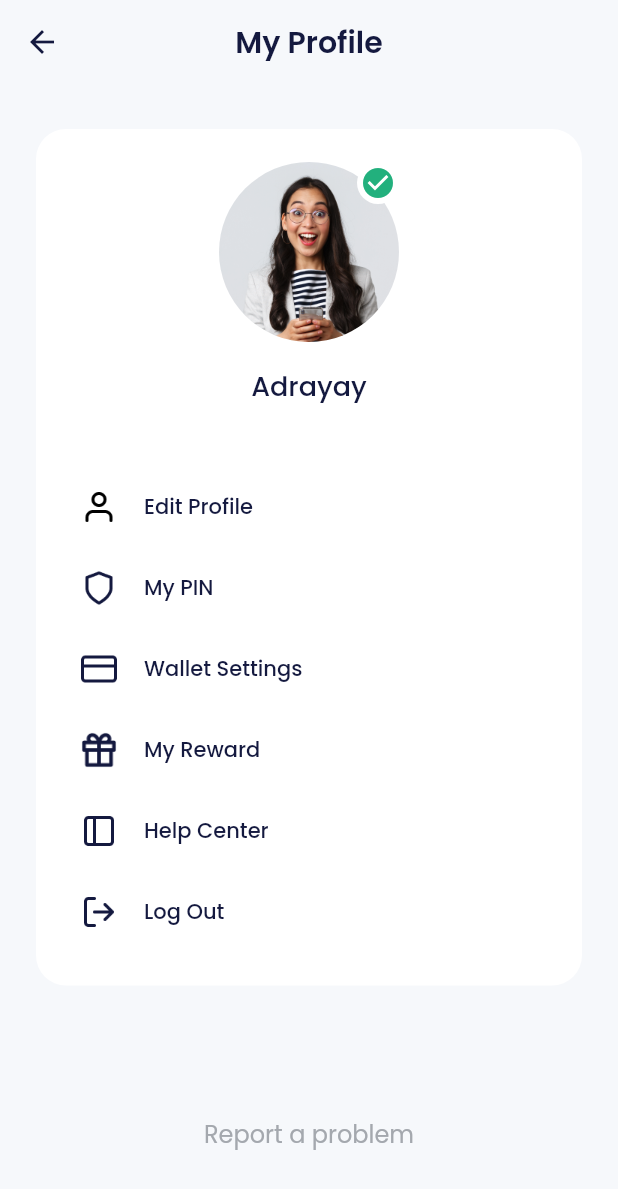
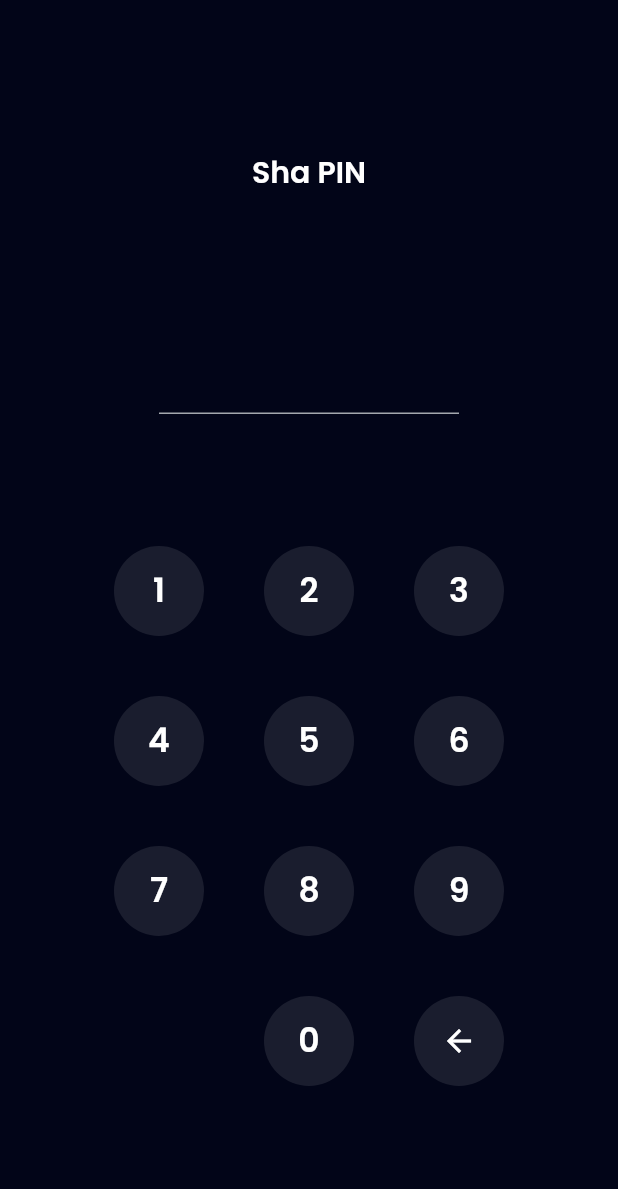
Before and after one commit to AdriF31/BWA, a Flutter app: the ProfilePage screen opened by its route, after a tap on "Edit Profile", on a phone screen of 412 x 824 dp. Shown: the top 1189 px of the screen. Run offline on Flutter 3.47's test engine with Material 2 defaults, Android fonts, the phone set to English and light mode, and no system bars; our stand-ins replace carousel_slider, google_fonts.

Commit message:
slicing pin page, top up page

```diff
--- a/bwa_wallet/lib/ui/pages/home_page.dart
+++ b/bwa_wallet/lib/ui/pages/home_page.dart
@@ -248,7 +248,9 @@ class _HomePageState extends State<HomePage> {
           HomeServiceItem(
             title: 'Top Up',
             icon: 'assets/ic_topup.png',
-            onTap: () {},
+            onTap: () {
+              Navigator.pushNamed(context, '/top-up');
+            },
           ),
           HomeServiceItem(
             title: 'Send',
--- /dev/null
+++ b/bwa_wallet/lib/ui/pages/pin_page.dart
@@ -0,0 +1,153 @@
+import 'package:bwa_wallet/shared/theme.dart';
+import 'package:bwa_wallet/ui/widgets/buttons.dart';
+import 'package:flutter/material.dart';
+
+class PinPage extends StatefulWidget {
+  const PinPage({Key? key}) : super(key: key);
+
+  @override
+  State<PinPage> createState() => _PinPageState();
+}
+
+class _PinPageState extends State<PinPage> {
+  final TextEditingController _pinController = TextEditingController();
+
+  addPin(String number) {
+    if (_pinController.text.length < 6) {
+      setState(() {
+        _pinController.text = _pinController.text + number;
+      });
+    }
+    if (_pinController.text == '121212') {
+      Navigator.pop(context, true);
+    }
+  }
+
+  deletePin() {
+    if (_pinController.text.isNotEmpty) {
+      setState(() {
+        _pinController.text =
+            _pinController.text.substring(0, _pinController.text.length - 1);
+      });
+    }
+  }
+
+  @override
+  Widget build(BuildContext context) {
+    return Scaffold(
+        backgroundColor: darkBgColor,
+        body: Center(
+            child: Padding(
+          padding: const EdgeInsets.symmetric(horizontal: 58),
+          child: Column(mainAxisAlignment: MainAxisAlignment.center, children: [
+            Text(
+              'Sha PIN',
+              style:
+                  whiteTextStyle.copyWith(fontSize: 20, fontWeight: semiBold),
+            ),
+            const SizedBox(
+              height: 72,
+            ),
+            SizedBox(
+              width: 200,
+              child: TextFormField(
+                controller: _pinController,
+                cursorColor: greyColor,
+                obscureText: true,
+                style: whiteTextStyle.copyWith(
+                    fontSize: 36, fontWeight: medium, letterSpacing: 16),
+                obscuringCharacter: '*',
+                enabled: false,
+                keyboardType: TextInputType.number,
+                maxLength: 6,
+                decoration: InputDecoration(
+                  disabledBorder: UnderlineInputBorder(
+                      borderSide: BorderSide(color: greyColor)),
+                ),
+              ),
+            ),
+            const SizedBox(
+              height: 66,
+            ),
+            Wrap(
+              spacing: 40,
+              runSpacing: 40,
+              children: [
+                CustomInputButton(
+                    title: '1',
+                    onTap: () {
+                      addPin('1');
+                    }),
+                CustomInputButton(
+                    title: '2',
+                    onTap: () {
+                      addPin('2');
+                    }),
+                CustomInputButton(
+                    title: '3',
+                    onTap: () {
+                      addPin('3');
+                    }),
+                CustomInputButton(
+                    title: '4',
+                    onTap: () {
+                      addPin('4');
+                    }),
+                CustomInputButton(
+                    title: '5',
+                    onTap: () {
+                      addPin('5');
+                    }),
+                CustomInputButton(
+                    title: '6',
+                    onTap: () {
+                      addPin('6');
+                    }),
+                CustomInputButton(
+                    title: '7',
+                    onTap: () {
+                      addPin('7');
+                    }),
+                CustomInputButton(
+                    title: '8',
+                    onTap: () {
+                      addPin('8');
+                    }),
+                CustomInputButton(
+                    title: '9',
+                    onTap: () {
+                      addPin('9');
+                    }),
+                const SizedBox(
+                  height: 60,
+                  width: 60,
+                ),
+                CustomInputButton(
+                    title: '0',
+                    onTap: () {
+                      addPin('0');
+                    }),
+                GestureDetector(
+                  onTap: () {
+                    deletePin();
+                  },
+                  child: Container(
+                    width: 60,
+                    height: 60,
+                    decoration: BoxDecoration(
+                        shape: BoxShape.circle, color: numberBgColor),
+                    child: Center(
+                      child: Icon(
+                        Icons.arrow_back,
+                        size: 24,
+                        color: whiteColor,
+                      ),
+                    ),
+                  ),
+                ),
+              ],
+            )
+          ]),
+        )));
+  }
+}
--- a/bwa_wallet/lib/ui/pages/profile_page.dart
+++ b/bwa_wallet/lib/ui/pages/profile_page.dart
@@ -58,11 +58,23 @@ class ProfilePage extends StatelessWidget {
                       ProfileMenu(
                           icon: 'assets/ic_edit_profile.png',
                           title: 'Edit Profile',
-                          onTap: () {}),
+                          onTap: () async {
+                            if (await Navigator.pushNamed(
+                                    context, '/pin-page') ==
+                                true) {
+                              Navigator.pushNamed(context, '/edit-profile');
+                            }
+                          }),
                       ProfileMenu(
                           icon: 'assets/ic_pin.png',
                           title: 'My PIN',
-                          onTap: () {}),
+                          onTap: () async {
+                            if (await Navigator.pushNamed(
+                                    context, '/pin-page') ==
+                                true) {
+                              Navigator.pushNamed(context, '/edit-pin');
+                            }
+                          }),
                       ProfileMenu(
                           icon: 'assets/ic_wallet.png',
                           title: 'Wallet Settings',
--- a/bwa_wallet/lib/ui/widgets/buttons.dart
+++ b/bwa_wallet/lib/ui/widgets/buttons.dart
@@ -63,3 +63,27 @@ class CustomTextButton extends StatelessWidget {
     );
   }
 }
+
+class CustomInputButton extends StatelessWidget {
+  final String title;
+  final VoidCallback onTap;
+  const CustomInputButton({Key? key, required this.title, required this.onTap})
+      : super(key: key);
+
+  @override
+  Widget build(BuildContext context) {
+    return GestureDetector(
+      onTap: onTap,
+      child: Container(
+        width: 60,
+        height: 60,
+        decoration: BoxDecoration(shape: BoxShape.circle, color: numberBgColor),
+        child: Center(
+          child: Text(title,
+              style:
+                  whiteTextStyle.copyWith(fontSize: 22, fontWeight: semiBold)),
+        ),
+      ),
+    );
+  }
+}
```
Also changed, not shown: bwa_wallet/lib/main.dart (+11 -1 lines), bwa_wallet/lib/ui/pages/edit_pin_page.dart (added, +45 -0 lines), bwa_wallet/lib/ui/pages/edit_profile_page.dart (added, +52 -0 lines), bwa_wallet/lib/ui/pages/profile_update_success_page.dart (added, +43 -0 lines), bwa_wallet/lib/ui/pages/top_up_page.dart (added, +109 -0 lines), bwa_wallet/lib/ui/widgets/select_bank.dart (added, +42 -0 lines).
